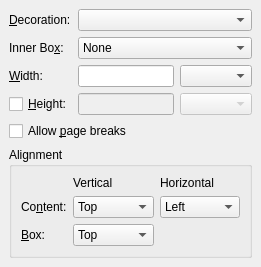
Before: the Qt Designer form src/frontends/qt4/ui/BoxUi.ui in cburschka/lyx, drawn with Qt 5.
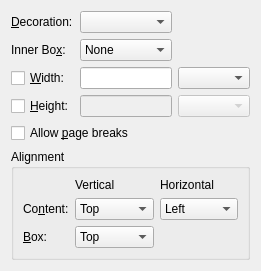
After: the same form once the commit is applied. Custom widgets are drawn as their Qt base class.

The edit to the form file:
```diff
--- a/src/frontends/qt4/ui/BoxUi.ui
+++ b/src/frontends/qt4/ui/BoxUi.ui
@@ -15,13 +15,121 @@
   <property name="sizeGripEnabled" stdset="0">
    <bool>true</bool>
   </property>
-  <layout class="QGridLayout">
-   <property name="margin">
-    <number>9</number>
-   </property>
-   <property name="spacing">
-    <number>6</number>
-   </property>
+  <layout class="QGridLayout" name="gridLayout">
+   <item row="0" column="0">
+    <widget class="QLabel" name="typeLA">
+     <property name="toolTip">
+      <string/>
+     </property>
+     <property name="text">
+      <string>&amp;Decoration:</string>
+     </property>
+     <property name="buddy">
+      <cstring>typeCO</cstring>
+     </property>
+    </widget>
+   </item>
+   <item row="0" column="1">
+    <widget class="QComboBox" name="typeCO">
+     <property name="toolTip">
+      <string>Supported box types</string>
+     </property>
+    </widget>
+   </item>
+   <item row="1" column="0">
+    <widget class="QLabel" name="innerBoxLA">
+     <property name="toolTip">
+      <string/>
+     </property>
+     <property name="text">
+      <string>Inner Bo&amp;x:</string>
+     </property>
+     <property name="buddy">
+      <cstring>innerBoxCO</cstring>
+     </property>
+    </widget>
+   </item>
+   <item row="1" column="1">
+    <widget class="QComboBox" name="innerBoxCO">
+     <property name="toolTip">
+      <string>Inner box -- needed for fixed width &amp; line breaks</string>
+     </property>
+     <item>
+      <property name="text">
+       <string>None</string>
+      </property>
+     </item>
+     <item>
+      <property name="text">
+       <string>Parbox</string>
+      </property>
+     </item>
+     <item>
+      <property name="text">
+       <string>Minipage</string>
+      </property>
+     </item>
+    </widget>
+   </item>
+   <item row="2" column="0">
+    <widget class="QCheckBox" name="widthCB">
+     <property name="toolTip">
+      <string/>
+     </property>
+     <property name="text">
+      <string>&amp;Width:</string>
+     </property>
+     <property name="checked">
+      <bool>false</bool>
+     </property>
+     <property name="tristate">
+      <bool>false</bool>
+     </property>
+    </widget>
+   </item>
+   <item row="2" column="1">
+    <widget class="QLineEdit" name="widthED">
+     <property name="toolTip">
+      <string>Width value</string>
+     </property>
+    </widget>
+   </item>
+   <item row="2" column="2">
+    <widget class="LengthCombo" name="widthUnitsLC"/>
+   </item>
+   <item row="3" column="0">
+    <widget class="QCheckBox" name="heightCB">
+     <property name="toolTip">
+      <string/>
+     </property>
+     <property name="text">
+      <string>&amp;Height:</string>
+     </property>
+     <property name="checked">
+      <bool>false</bool>
+     </property>
+     <property name="tristate">
+      <bool>false</bool>
+     </property>
+    </widget>
+   </item>
+   <item row="3" column="1">
+    <widget class="QLineEdit" name="heightED">
+     <property name="enabled">
+      <bool>false</bool>
+     </property>
+     <property name="toolTip">
+      <string>Height value</string>
+     </property>
+    </widget>
+   </item>
+   <item row="3" column="2">
+    <widget class="LengthCombo" name="heightUnitsLC">
+     <property name="enabled">
+      <bool>false</bool>
+     </property>
+    </widget>
+   </item>
    <item row="4" column="0" colspan="2">
     <widget class="QCheckBox" name="pagebreakCB">
      <property name="toolTip">
@@ -181,117 +289,6 @@
      </layout>
     </widget>
    </item>
-   <item row="3" column="2">
-    <widget class="LengthCombo" name="heightUnitsLC">
-     <property name="enabled">
-      <bool>false</bool>
-     </property>
-    </widget>
-   </item>
-   <item row="3" column="0">
-    <widget class="QCheckBox" name="heightCB">
-     <property name="toolTip">
-      <string/>
-     </property>
-     <property name="text">
-      <string>&amp;Height:</string>
-     </property>
-     <property name="checked">
-      <bool>false</bool>
-     </property>
-     <property name="tristate">
-      <bool>false</bool>
-     </property>
-    </widget>
-   </item>
-   <item row="1" column="0">
-    <widget class="QLabel" name="innerBoxLA">
-     <property name="toolTip">
-      <string/>
-     </property>
-     <property name="text">
-      <string>Inner Bo&amp;x:</string>
-     </property>
-     <property name="buddy">
-      <cstring>innerBoxCO</cstring>
-     </property>
-    </widget>
-   </item>
-   <item row="2" column="2">
-    <widget class="LengthCombo" name="widthUnitsLC"/>
-   </item>
-   <item row="0" column="0">
-    <widget class="QLabel" name="typeLA">
-     <property name="toolTip">
-      <string/>
-     </property>
-     <property name="text">
-      <string>&amp;Decoration:</string>
-     </property>
-     <property name="buddy">
-      <cstring>typeCO</cstring>
-     </property>
-    </widget>
-   </item>
-   <item row="2" column="0">
-    <widget class="QLabel" name="widthLA">
-     <property name="toolTip">
-      <string/>
-     </property>
-     <property name="text">
-      <string>&amp;Width:</string>
-     </property>
-     <property name="buddy">
-      <cstring>widthED</cstring>
-     </property>
-    </widget>
-   </item>
-   <item row="3" column="1">
-    <widget class="QLineEdit" name="heightED">
-     <property name="enabled">
-      <bool>false</bool>
-     </property>
-     <property name="toolTip">
-      <string>Height value</string>
-     </property>
-    </widget>
-   </item>
-   <item row="2" column="1">
-    <widget class="QLineEdit" name="widthED">
-     <property name="toolTip">
-      <string>Width value</string>
-     </property>
-    </widget>
-   </item>
-   <item row="1" column="1" colspan="2">
-    <widget class="QComboBox" name="innerBoxCO">
-     <property name="toolTip">
-      <string>Inner box -- needed for fixed width &amp; line breaks</string>
-     </property>
-     <item>
-      <property name="text">
-       <string>None</string>
-      </property>
-     </item>
-     <item>
-      <property name="text">
-       <string>Parbox</string>
-      </property>
-     </item>
-     <item>
-      <property name="text">
-       <string>Minipage</string>
-      </property>
-     </item>
-    </widget>
-   </item>
-   <item row="0" column="1" colspan="2">
-    <widget class="QComboBox" name="typeCO">
-     <property name="toolTip">
-      <string>Supported box types</string>
-     </property>
-    </widget>
-   </item>
   </layout>
  </widget>
  <customwidgets>
```
Left out of the diff: 33 changed lines with no effect on the pictures.
